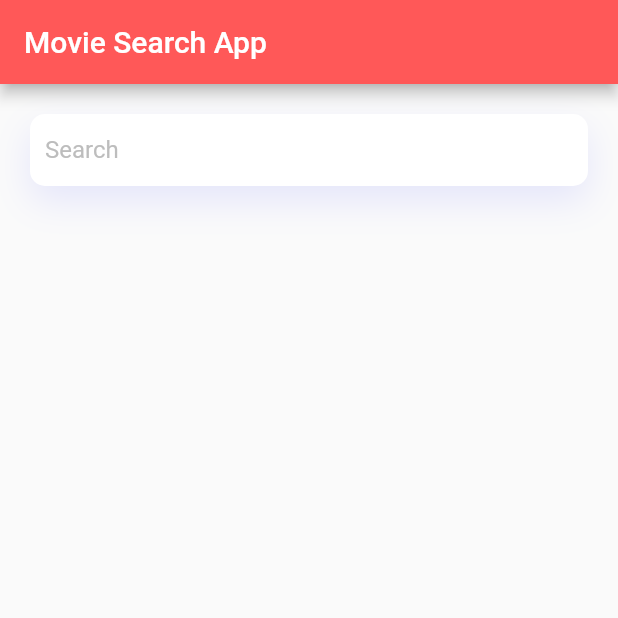
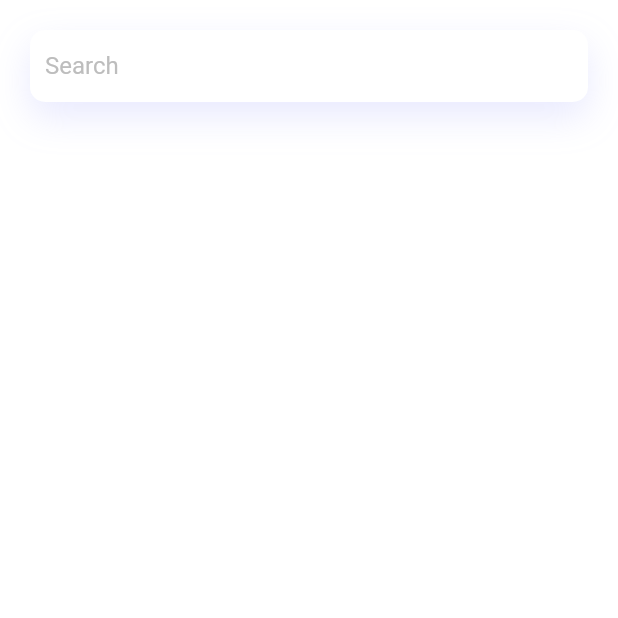
Before and after one commit to kaandinler/Flutter-Example-Film-List--Case-Solution, a Flutter app: the screen it shows after launch, on a phone screen of 412 x 824 dp, the top half of it. Run offline on Flutter 3.47's test engine with Material 2 defaults, Android fonts, the phone set to English and light mode, and no system bars; our stand-ins replace package_info_plus, share_plus; missing offline and left inert: flutter_flavor.

Commit message:
scaffold is removed.

```diff
--- a/lib/view/home/view/home.dart
+++ b/lib/view/home/view/home.dart
@@ -1,4 +1,5 @@
 import 'package:flutter/material.dart';
+
 import 'package:flutter_case_deneme_2/core/constants/constants.dart';
 import 'package:flutter_case_deneme_2/view/detail_page/view_model/movie_detail_fetch_view_model.dart';
 import 'package:flutter_case_deneme_2/view/home/components/movie_list_widget.dart';
@@ -14,21 +15,10 @@ class _HomePageState extends State<HomePage> {
   final TextEditingController _controller = TextEditingController();
 
   @override
-  void initState() {
-    super.initState();
-    // Provider.of<MovieListViewModel>(context, listen: false).fetchMovies('batman');
-  }
-
-  @override
   Widget build(BuildContext context) {
     final provider = Provider.of<MovieListViewModel>(context);
 
-    return Scaffold(
-        appBar: AppBar(
-          title: Text('Movie Search App'),
-          backgroundColor: kPrimaryColor,
-        ),
-        body: Container(
+    return Container(
       padding: EdgeInsets.all(kDefaultPadding),
       width: screenWidthPercentage(context, percentage: 1),
       height: screenHeightPercentage(context, percentage: 1),
@@ -71,6 +61,6 @@ class _HomePageState extends State<HomePage> {
           Expanded(child: MovieListWidget(movies: provider.movies))
         ],
       ),
-        ));
+    );
   }
 }
```
Lines whose indentation alone changed are shown as unchanged.
